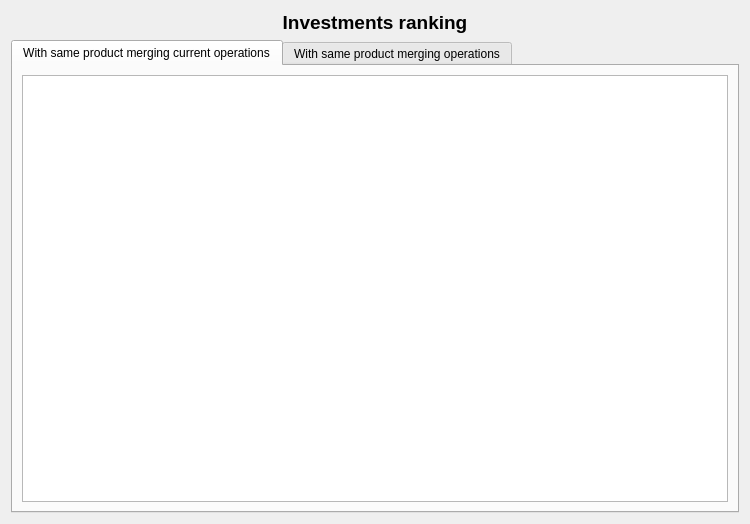
First picture: the form in xulpymoney/ui/wdgInvestmentsRanking.ui, repository turulomio/xulpymoney, before the edit.
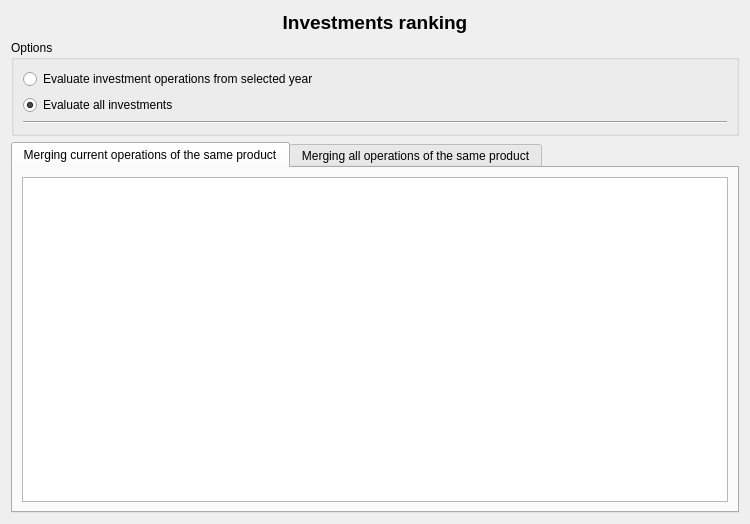
Second picture: the form after the edit. Icons and pictures are not drawn. Custom widgets are drawn as their Qt base class.

Commit message: I don't know if its viable. Created gui

```diff
--- a/xulpymoney/ui/wdgInvestmentsRanking.ui
+++ b/xulpymoney/ui/wdgInvestmentsRanking.ui
@@ -30,6 +30,84 @@
        </property>
       </widget>
      </item>
+     <item>
+      <widget class="QGroupBox" name="groupBox">
+       <property name="title">
+        <string>Options</string>
+       </property>
+       <layout class="QHBoxLayout" name="horizontalLayout_6">
+        <item>
+         <layout class="QVBoxLayout" name="verticalLayout_2">
+          <item>
+           <layout class="QVBoxLayout" name="verticalLayout_3">
+            <item>
+             <layout class="QHBoxLayout" name="horizontalLayout_4">
+              <item>
+               <widget class="QRadioButton" name="radYear">
+                <property name="text">
+                 <string>Evaluate investment operations from selected year</string>
+                </property>
+               </widget>
+              </item>
+              <item>
+               <widget class="wdgYear" name="wy" native="true"/>
+              </item>
+              <item>
+               <spacer name="horizontalSpacer_2">
+                <property name="orientation">
+                 <enum>Qt::Horizontal</enum>
+                </property>
+                <property name="sizeHint" stdset="0">
+                 <size>
+                  <width>40</width>
+                  <height>20</height>
+                 </size>
+                </property>
+               </spacer>
+              </item>
+             </layout>
+            </item>
+            <item>
+             <layout class="QHBoxLayout" name="horizontalLayout_5">
+              <item>
+               <widget class="QRadioButton" name="radAll">
+                <property name="text">
+                 <string>Evaluate all investments</string>
+                </property>
+                <property name="checked">
+                 <bool>true</bool>
+                </property>
+               </widget>
+              </item>
+              <item>
+               <spacer name="horizontalSpacer">
+                <property name="orientation">
+                 <enum>Qt::Horizontal</enum>
+                </property>
+                <property name="sizeHint" stdset="0">
+                 <size>
+                  <width>40</width>
+                  <height>20</height>
+                 </size>
+                </property>
+               </spacer>
+              </item>
+             </layout>
+            </item>
+           </layout>
+          </item>
+          <item>
+           <widget class="Line" name="line">
+            <property name="orientation">
+             <enum>Qt::Horizontal</enum>
+            </property>
+           </widget>
+          </item>
+         </layout>
+        </item>
+       </layout>
+      </widget>
+     </item>
      <item>
       <widget class="QTabWidget" name="tab">
        <property name="contextMenuPolicy">
@@ -44,7 +122,7 @@
           <normaloff>:/xulpymoney/crown.png</normaloff>:/xulpymoney/crown.png</iconset>
         </attribute>
         <attribute name="title">
-         <string>With same product merging current operations</string>
+         <string>Merging current operations of the same product</string>
         </attribute>
         <layout class="QHBoxLayout" name="horizontalLayout_3">
          <item>
@@ -71,7 +149,7 @@
           <normaloff>:/xulpymoney/crown.png</normaloff>:/xulpymoney/crown.png</iconset>
         </attribute>
         <attribute name="title">
-         <string>With same product merging operations</string>
+         <string>Merging all operations of the same product</string>
         </attribute>
         <layout class="QHBoxLayout" name="horizontalLayout_2">
          <item>
@@ -137,6 +215,12 @@
    <extends>QTableWidget</extends>
    <header location="global">myqtablewidget</header>
   </customwidget>
+  <customwidget>
+   <class>wdgYear</class>
+   <extends>QWidget</extends>
+   <header location="global">wdgYear</header>
+   <container>1</container>
+  </customwidget>
  </customwidgets>
  <resources>
   <include location="../images/xulpymoney.qrc"/>
```
The commit also changes 3 other files.
